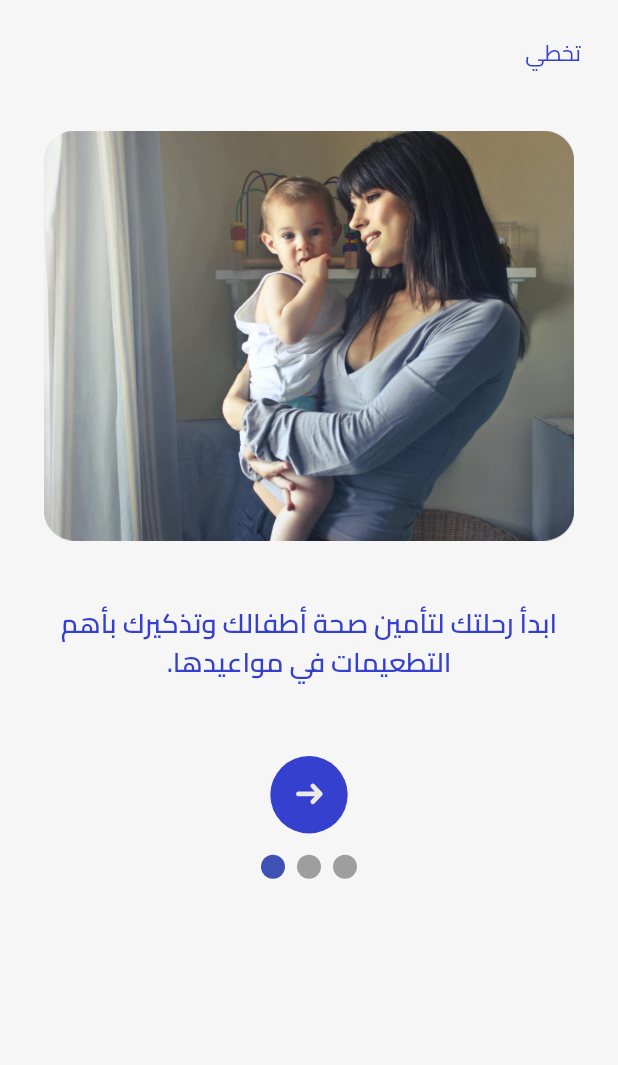
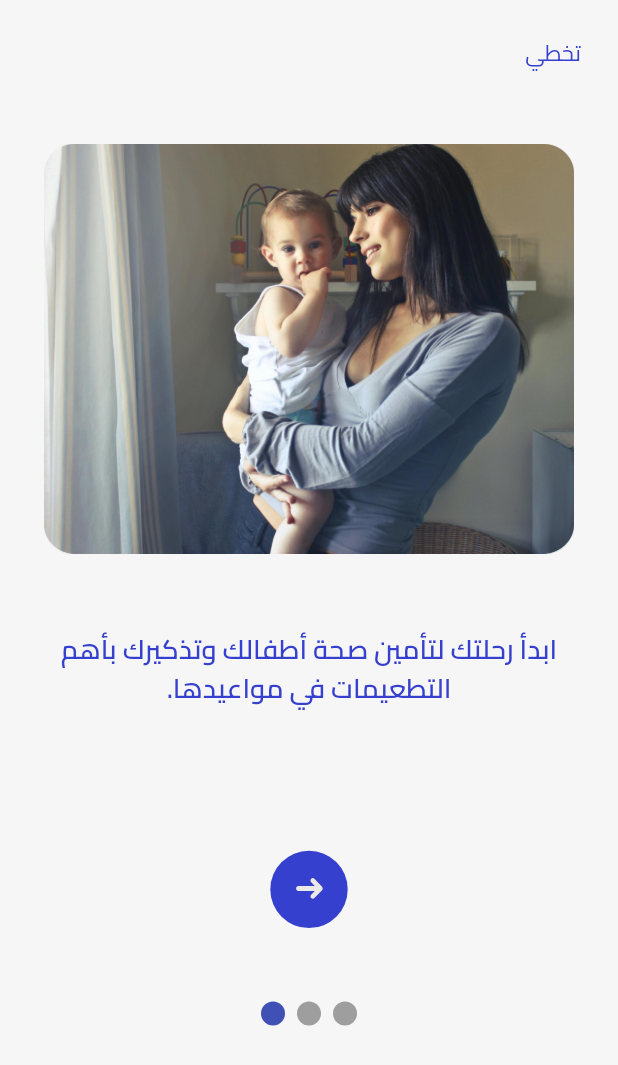
Before and after one commit to mohamedamr77/gradution_project, a Flutter app: the screen it shows after launch, on a phone screen of 412 x 824 dp. Shown: the top 1065 px of the screen. Run offline on Flutter 3.47's test engine with Material 3 defaults, Android fonts, the phone set to English and light mode, and no system bars; drawn by our look-alikes of smooth_page_indicator; our stand-ins replace equatable, flutter_bloc, flutter_svg, fluttertoast, shimmer.

Commit message:
make resonsive

```diff
--- a/lib/features/on_boarding/presentation/view/widgets/button_onboarding.dart
+++ b/lib/features/on_boarding/presentation/view/widgets/button_onboarding.dart
@@ -25,8 +25,7 @@ class ButtonOnboarding extends StatelessWidget {
           },
           child: InkWell(
               onTap: () =>  index != onBoardingList.length-1?
-               cubit.nextPage() : cubit.previousPage()
-              ,
+               cubit.nextPage() : cubit.previousPage(),
               child: SvgPicture.asset(AppIcons.iconOnBoarding)),
           builder: (BuildContext context, value, Widget? child) {
             return Transform.scale(
--- a/lib/features/on_boarding/presentation/view/widgets/on_boarding_body.dart
+++ b/lib/features/on_boarding/presentation/view/widgets/on_boarding_body.dart
@@ -19,31 +19,31 @@ class OnBoardingBody extends StatelessWidget {
     return Center(
       child: Padding(
         padding: EdgeInsets.symmetric(horizontal: 0.06.w),
+        child: CustomScrollView(
+          slivers: [
+            SliverFillRemaining(
+              hasScrollBody: false,
               child: Column(
                 mainAxisAlignment: MainAxisAlignment.start,
                 children: [
                   0.03.ph,
                   TopScreenOnboarding(index: index,),
-            const SizedBox(
-              height: 38,
-            ),
+                  const Spacer(flex: 1,),
                   ImageOnBoarding(imagePath: onboardingModel.imagePath ,),
-            const SizedBox(
-              height: 38,
-            ),
+                  const Spacer(flex: 1,),
                   TitleOnBoarding(title: onboardingModel.title,),
-            const SizedBox(
-              height: 48,
-            ),
+                  const Spacer(flex: 2,),
                   ButtonOnboarding(index: index,),
-            const SizedBox(
-              height: 12,
-            ),
+                  const Spacer(flex: 1,),
                   SmoothPageOnboarding(index: index,),
                   StartText(index: index,),
+                  const Spacer(flex: 3,)
 
                 ],
               ),
+            )
+          ],
+        )
       ),
     );
   }
--- a/lib/features/on_boarding/presentation/view/widgets/smooth_page_onboarding.dart
+++ b/lib/features/on_boarding/presentation/view/widgets/smooth_page_onboarding.dart
@@ -15,6 +15,8 @@ class SmoothPageOnboarding extends StatelessWidget {
 
     return    Visibility(
       visible: index != onBoardingList.length-1,
+      child: Align(
+        alignment: Alignment.center,
         child: SmoothPageIndicator(
             controller: cubit.pageControllerPageView,  // PageController
             count:  onBoardingList.length,
@@ -22,6 +24,7 @@ class SmoothPageOnboarding extends StatelessWidget {
             onDotClicked: (index){
             }
         ),
+      ),
     );
   }
 }
```
Lines whose indentation alone changed are shown as unchanged.
